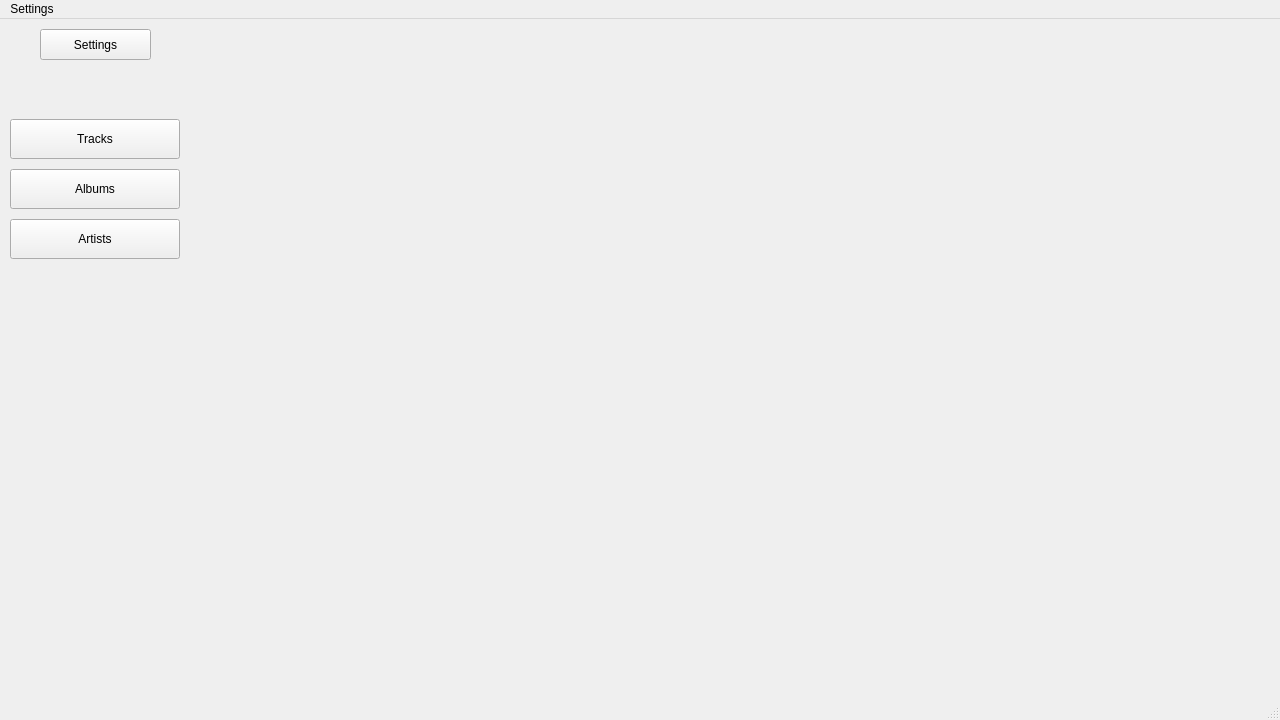
Qt form Code/GUI/Main/main_window.ui (salamandarin/Music-Manager) before a commit.
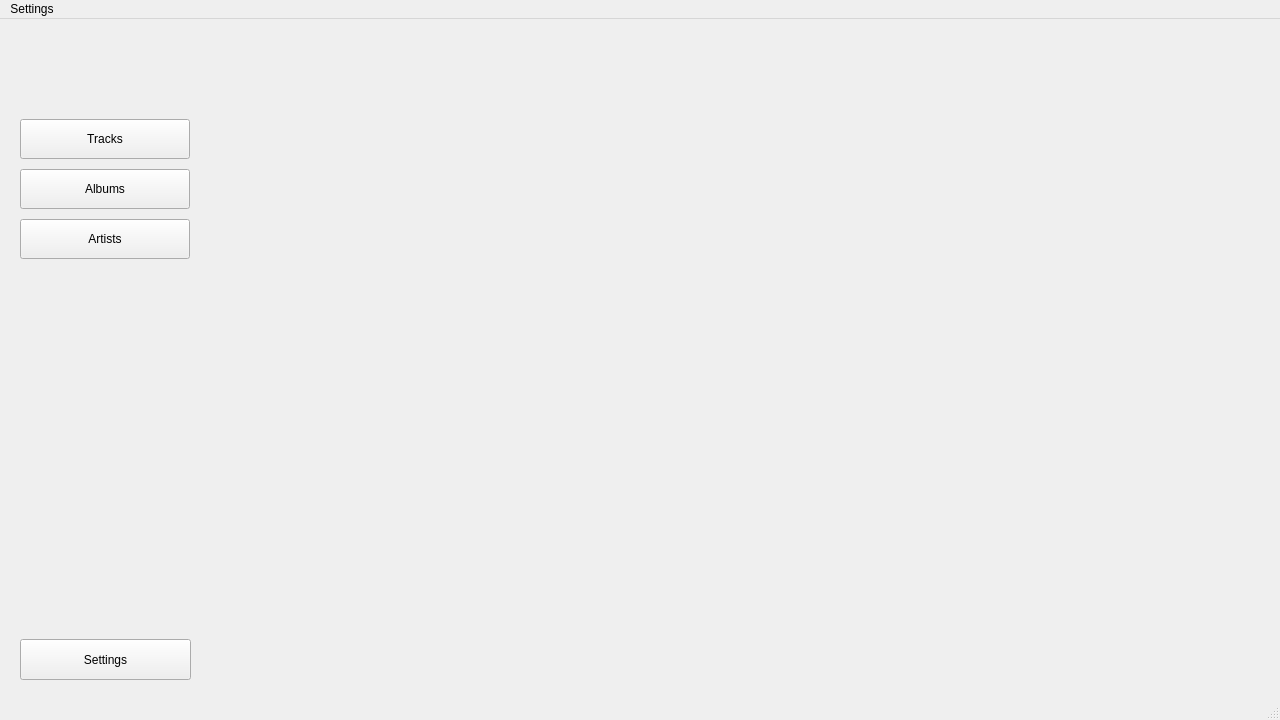
The same form after that commit.

Diff of the .ui file:
```diff
--- a/Code/GUI/Main/main_window.ui
+++ b/Code/GUI/Main/main_window.ui
@@ -35,7 +35,7 @@
     <widget class="QPushButton" name="albums_page_button">
      <property name="geometry">
       <rect>
-       <x>10</x>
+       <x>20</x>
        <y>150</y>
        <width>170</width>
        <height>40</height>
@@ -48,7 +48,7 @@
     <widget class="QPushButton" name="tracks_page_button">
      <property name="geometry">
       <rect>
-       <x>10</x>
+       <x>20</x>
        <y>100</y>
        <width>170</width>
        <height>40</height>
@@ -61,7 +61,7 @@
     <widget class="QPushButton" name="artists_page_button">
      <property name="geometry">
       <rect>
-       <x>10</x>
+       <x>20</x>
        <y>200</y>
        <width>170</width>
        <height>40</height>
@@ -74,10 +74,10 @@
     <widget class="QPushButton" name="settings_button">
      <property name="geometry">
       <rect>
-       <x>40</x>
-       <y>10</y>
-       <width>111</width>
-       <height>31</height>
+       <x>20</x>
+       <y>620</y>
+       <width>171</width>
+       <height>41</height>
       </rect>
      </property>
      <property name="text">
```
